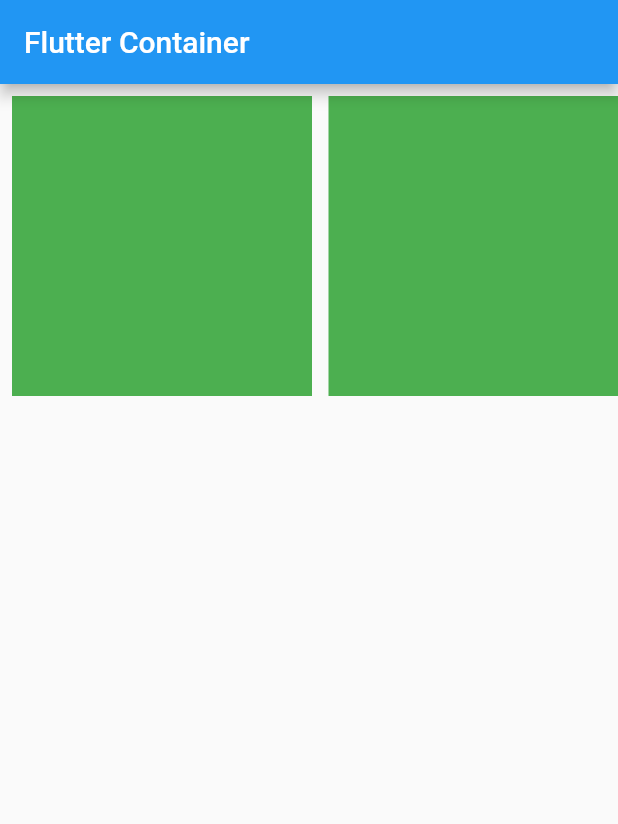
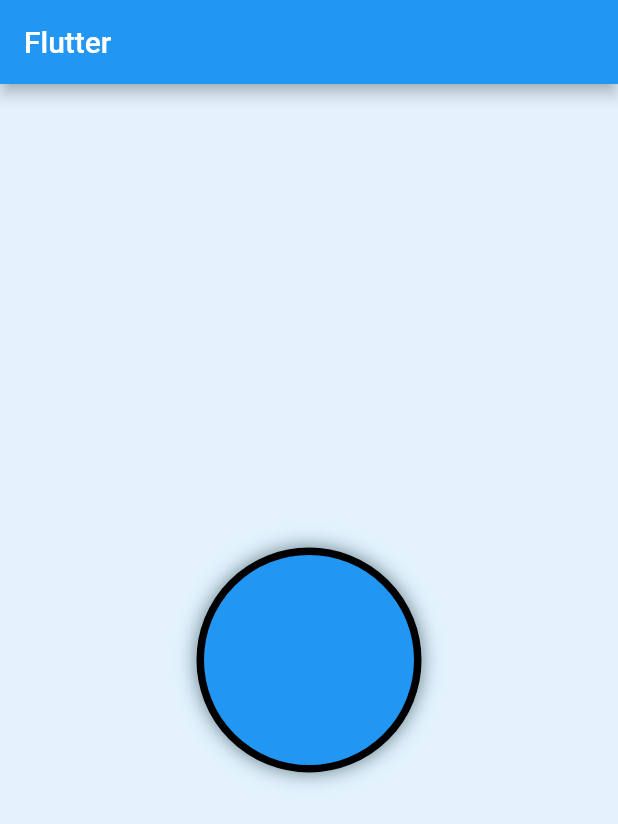
Before and after one commit to anshviyogi/FlutterBasics, a Flutter app: the screen it shows after launch, on a phone screen of 412 x 824 dp. Shown: the top 824 px of the screen. Run offline on Flutter 3.47's test engine with Material 2 defaults, Android fonts, the phone set to English and light mode, and no system bars.

Commit message:
decoration property of container

```diff
--- a/lib/main.dart
+++ b/lib/main.dart
@@ -1,86 +1,59 @@
 import 'package:flutter/material.dart';
 
-void main() {
-  runApp(const MyApp());
+void main(){
+  runApp(FlutterApp());
 }
 
-class MyApp extends StatelessWidget {
-  const MyApp({super.key});
-
-  // This widget is the root of your application.
+class FlutterApp extends StatelessWidget {
   @override
   Widget build(BuildContext context) {
     return MaterialApp(
-      title: 'Flutter Demo',
+      title: "Flutter App",
       debugShowCheckedModeBanner: false,
       theme: ThemeData(
-        primarySwatch: Colors.blue,
+        primarySwatch: Colors.blue
       ),
-      home: const MyHomePage(title: 'Flutter Demo Home Page'),
-    );
-  }
-}
-
-class MyHomePage extends StatefulWidget {
-  const MyHomePage({super.key, required this.title});
-
-  final String title;
-
-  @override
-  State<MyHomePage> createState() => _MyHomePageState();
-}
-
-class _MyHomePageState extends State<MyHomePage> {
-  @override
-  Widget build(BuildContext context) {
-    // This method is rerun every time setState is called, for instance as done
-    // by the _incrementCounter method above.
-    //
-    // The Flutter framework has been optimized to make rerunning build methods
-    // fast, so that you can just rebuild anything that needs updating rather
-    // than having to individually change instances of widgets.
-    return Scaffold(
-      appBar: AppBar(
-        // Here we take the value from the MyHomePage object that was created by
-        // the App.build method, and use it to set our appbar title.
-        title: Text('Flutter Container'),
-      ),
-      body: SingleChildScrollView(
-        scrollDirection: Axis.horizontal,
-        child: Padding(
-          padding: const EdgeInsets.all(8.0),
-          child: Row(
-            children: [
-              Container(
-                margin: EdgeInsets.only(right: 11),
-                height: 200,
-                width: 200,
-                color: Colors.green,
-              ),
-              Container(
-                margin: EdgeInsets.only(right: 11),
-                width: 200,
-                height: 200,
-                color: Colors.green,
-              ),
-              Container(
-                margin: EdgeInsets.only(right: 11),
-                width: 200,
-                height: 200,
-                color: Colors.green,
-              )
-            ],
-          ),
-        ),
-      )
+      home: FlutterScreen(),
     );
   }
 
-  int _counter = 0;
+}
 
-  void _incrementCounter() {
-    setState(() {
-      _counter++;
-    });
+class FlutterScreen extends StatelessWidget {
+  @override
+  Widget build(BuildContext context) {
+    return Scaffold(
+      appBar: AppBar(
+        title: Text("Flutter"),
+      ),
+      body: Container(
+        color: Colors.blue.shade50,
+        width: double.infinity,
+        height: double.infinity,
+        child: Center(
+          child: Container(
+            width: 150,
+            height: 150,
+            decoration: BoxDecoration(
+              color: Colors.blue,
+              // borderRadius: BorderRadius.only(topLeft: Radius.circular(10)),
+              border: Border.all(
+                width: 5,
+                color: Colors.black
+              ),
+              boxShadow: [
+                BoxShadow(
+                  blurRadius: 11,
+                  // spreadRadius: 10, - increase the size of the radius
+                  color: Colors.blueGrey
+                )
+              ],
+              shape: BoxShape.circle
+            ),
+          ),
+        ),
+      ),
+    );
   }
+
 }
```
